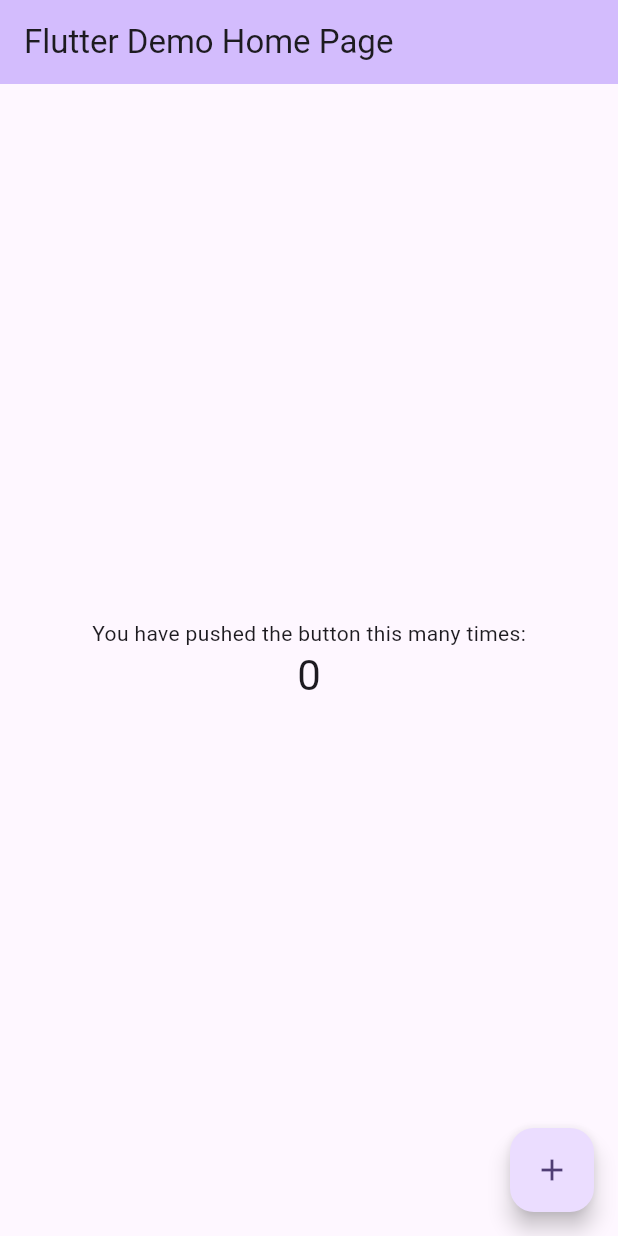
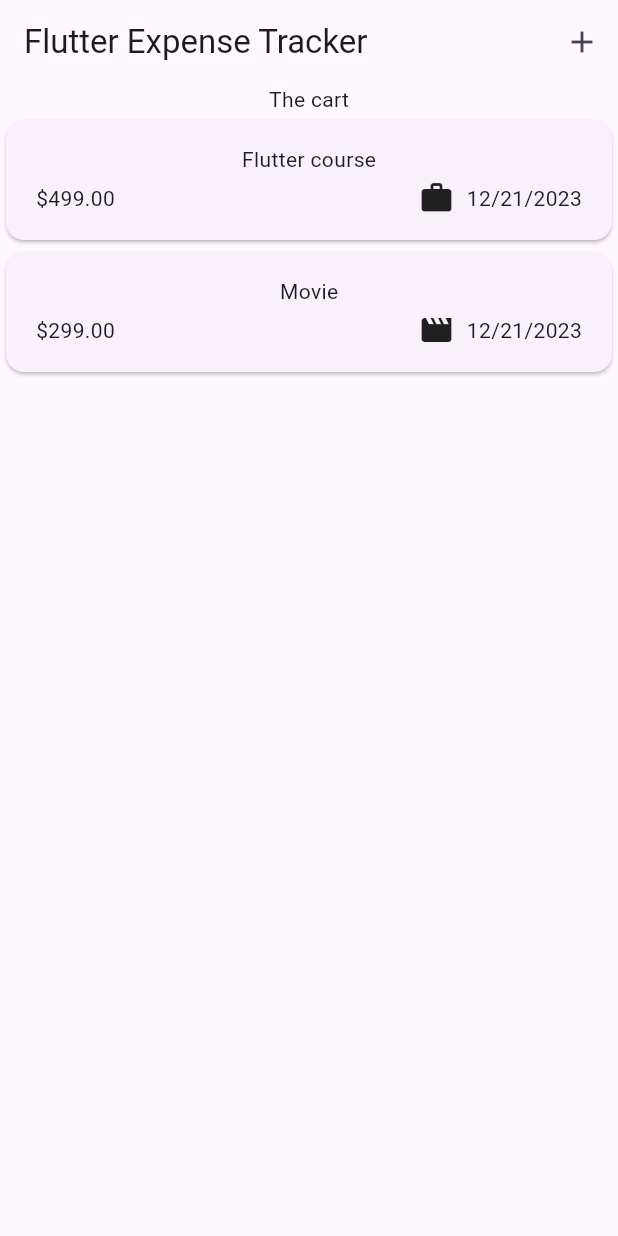
Before and after one commit to pratikk94/Flutter, a Flutter app: the screen it shows after launch, on a phone screen of 412 x 824 dp. Run offline on Flutter 3.47's test engine with Material 2 defaults, Android fonts, the phone set to English and light mode, and no system bars.

Commit message:
Expense tracker

```diff
--- a/003_expense_tracker/expense_tracker/lib/main.dart
+++ b/003_expense_tracker/expense_tracker/lib/main.dart
@@ -1,3 +1,4 @@
+import 'package:expense_tracker/widgets/expenses.dart';
 import 'package:flutter/material.dart';
 
 void main() {
@@ -6,28 +7,11 @@ void main() {
 
 class MyApp extends StatelessWidget {
   const MyApp({super.key});
-
-  // This widget is the root of your application.
   @override
   Widget build(BuildContext context) {
     return MaterialApp(
       title: 'Flutter Demo',
       theme: ThemeData(
-        // This is the theme of your application.
-        //
-        // TRY THIS: Try running your application with "flutter run". You'll see
-        // the application has a blue toolbar. Then, without quitting the app,
-        // try changing the seedColor in the colorScheme below to Colors.green
-        // and then invoke "hot reload" (save your changes or press the "hot
-        // reload" button in a Flutter-supported IDE, or press "r" if you used
-        // the command line to start the app).
-        //
-        // Notice that the counter didn't reset back to zero; the application
-        // state is not lost during the reload. To reset the state, use hot
-        // restart instead.
-        //
-        // This works for code too, not just values: Most code changes can be
-        // tested with just a hot reload.
         colorScheme: ColorScheme.fromSeed(seedColor: Colors.deepPurple),
         useMaterial3: true,
       ),
@@ -38,16 +22,6 @@ class MyApp extends StatelessWidget {
 
 class MyHomePage extends StatefulWidget {
   const MyHomePage({super.key, required this.title});
-
-  // This widget is the home page of your application. It is stateful, meaning
-  // that it has a State object (defined below) that contains fields that affect
-  // how it looks.
-
-  // This class is the configuration for the state. It holds the values (in this
-  // case the title) provided by the parent (in this case the App widget) and
-  // used by the build method of the State. Fields in a Widget subclass are
-  // always marked "final".
-
   final String title;
 
   @override
@@ -55,71 +29,8 @@ class MyHomePage extends StatefulWidget {
 }
 
 class _MyHomePageState extends State<MyHomePage> {
-  int _counter = 0;
-
-  void _incrementCounter() {
-    setState(() {
-      // This call to setState tells the Flutter framework that something has
-      // changed in this State, which causes it to rerun the build method below
-      // so that the display can reflect the updated values. If we changed
-      // _counter without calling setState(), then the build method would not be
-      // called again, and so nothing would appear to happen.
-      _counter++;
-    });
-  }
-
   @override
   Widget build(BuildContext context) {
-    // This method is rerun every time setState is called, for instance as done
-    // by the _incrementCounter method above.
-    //
-    // The Flutter framework has been optimized to make rerunning build methods
-    // fast, so that you can just rebuild anything that needs updating rather
-    // than having to individually change instances of widgets.
-    return Scaffold(
-      appBar: AppBar(
-        // TRY THIS: Try changing the color here to a specific color (to
-        // Colors.amber, perhaps?) and trigger a hot reload to see the AppBar
-        // change color while the other colors stay the same.
-        backgroundColor: Theme.of(context).colorScheme.inversePrimary,
-        // Here we take the value from the MyHomePage object that was created by
-        // the App.build method, and use it to set our appbar title.
-        title: Text(widget.title),
-      ),
-      body: Center(
-        // Center is a layout widget. It takes a single child and positions it
-        // in the middle of the parent.
-        child: Column(
-          // Column is also a layout widget. It takes a list of children and
-          // arranges them vertically. By default, it sizes itself to fit its
-          // children horizontally, and tries to be as tall as its parent.
-          //
-          // Column has various properties to control how it sizes itself and
-          // how it positions its children. Here we use mainAxisAlignment to
-          // center the children vertically; the main axis here is the vertical
-          // axis because Columns are vertical (the cross axis would be
-          // horizontal).
-          //
-          // TRY THIS: Invoke "debug painting" (choose the "Toggle Debug Paint"
-          // action in the IDE, or press "p" in the console), to see the
-          // wireframe for each widget.
-          mainAxisAlignment: MainAxisAlignment.center,
-          children: <Widget>[
-            const Text(
-              'You have pushed the button this many times:',
-            ),
-            Text(
-              '$_counter',
-              style: Theme.of(context).textTheme.headlineMedium,
-            ),
-          ],
-        ),
-      ),
-      floatingActionButton: FloatingActionButton(
-        onPressed: _incrementCounter,
-        tooltip: 'Increment',
-        child: const Icon(Icons.add),
-      ), // This trailing comma makes auto-formatting nicer for build methods.
-    );
+    return const Expenses();
   }
 }
--- /dev/null
+++ b/003_expense_tracker/expense_tracker/lib/models/expense.dart
@@ -0,0 +1,34 @@
+import 'package:flutter/material.dart';
+import 'package:uuid/uuid.dart';
+import 'package:intl/intl.dart';
+
+const uuid = Uuid();
+final formatter = DateFormat.yMd();
+
+enum Category { food, travel, leisure, work }
+
+const categoryIcon = {
+  Category.food: Icons.lunch_dining,
+  Category.travel: Icons.flight_takeoff,
+  Category.leisure: Icons.movie,
+  Category.work: Icons.work
+};
+
+class Expense {
+  Expense({
+    required this.title,
+    required this.amount,
+    required this.date,
+    required this.category,
+  }) : id = uuid.v4();
+
+  final String id;
+  final String title;
+  final double amount;
+  final DateTime date;
+  final Category category;
+
+  String get formattedDate {
+    return formatter.format(date);
+  }
+}
--- /dev/null
+++ b/003_expense_tracker/expense_tracker/lib/widgets/expense_list/expense_item.dart
@@ -0,0 +1,36 @@
+import 'dart:math';
+
+import 'package:expense_tracker/models/expense.dart';
+import 'package:flutter/material.dart';
+
+class ExpenseItem extends StatelessWidget {
+  const ExpenseItem({super.key, required this.expense});
+  final Expense expense;
+  @override
+  Widget build(BuildContext context) {
+    return Card(
+      child: Padding(
+        padding: const EdgeInsets.symmetric(horizontal: 20, vertical: 16),
+        child: Column(children: [
+          Text(expense.title),
+          const SizedBox(
+            height: 4,
+          ),
+          Row(
+            children: [
+              Text('\$${expense.amount.toStringAsFixed(2)}'),
+              const Spacer(),
+              Row(
+                children: [
+                  Icon(categoryIcon[expense.category]),
+                  const SizedBox(width: 8),
+                  Text(expense.formattedDate),
+                ],
+              )
+            ],
+          )
+        ]),
+      ),
+    );
+  }
+}
--- /dev/null
+++ b/003_expense_tracker/expense_tracker/lib/widgets/expense_list/expenses_list.dart
@@ -0,0 +1,17 @@
+import 'package:expense_tracker/models/expense.dart';
+import 'package:expense_tracker/widgets/expense_list/expense_item.dart';
+import 'package:flutter/material.dart';
+
+class ExpensesList extends StatelessWidget {
+  const ExpensesList({super.key, required this.expenses});
+
+  final List<Expense> expenses;
+
+  @override
+  Widget build(BuildContext context) {
+    return ListView.builder(
+      itemCount: expenses.length,
+      itemBuilder: ((context, index) => ExpenseItem(expense: expenses[index])),
+    );
+  }
+}
--- /dev/null
+++ b/003_expense_tracker/expense_tracker/lib/widgets/expenses.dart
@@ -0,0 +1,48 @@
+import 'package:expense_tracker/widgets/expense_list/expenses_list.dart';
+import 'package:expense_tracker/models/expense.dart';
+import 'package:flutter/material.dart';
+
+class Expenses extends StatefulWidget {
+  const Expenses({super.key});
+
+  @override
+  State<Expenses> createState() => _ExpensesState();
+}
+
+class _ExpensesState extends State<Expenses> {
+  List<Expense> registeredExpenses = [
+    Expense(
+        title: "Flutter course",
+        amount: 499,
+        category: Category.work,
+        date: DateTime.now()),
+    Expense(
+        title: "Movie",
+        amount: 299,
+        category: Category.leisure,
+        date: DateTime.now())
+  ];
+
+  @override
+  Widget build(BuildContext context) {
+    return Scaffold(
+      appBar: AppBar(
+        title: const Text("Flutter Expense Tracker"),
+        actions: [
+          IconButton(
+            onPressed: () {},
+            icon: const Icon(Icons.add),
+          ),
+        ],
+      ),
+      body: Column(
+        children: [
+          const Text("The cart"),
+          Expanded(
+            child: ExpensesList(expenses: registeredExpenses),
+          ),
+        ],
+      ),
+    );
+  }
+}
--- a/003_expense_tracker/expense_tracker/pubspec.yaml
+++ b/003_expense_tracker/expense_tracker/pubspec.yaml
@@ -35,6 +35,8 @@ dependencies:
   # The following adds the Cupertino Icons font to your application.
   # Use with the CupertinoIcons class for iOS style icons.
   cupertino_icons: ^1.0.2
+  uuid: ^4.2.2
+  intl: ^0.19.0
 
 dev_dependencies:
   flutter_test:
```
Also changed, not shown: 003_expense_tracker/expense_tracker/pubspec.lock.
